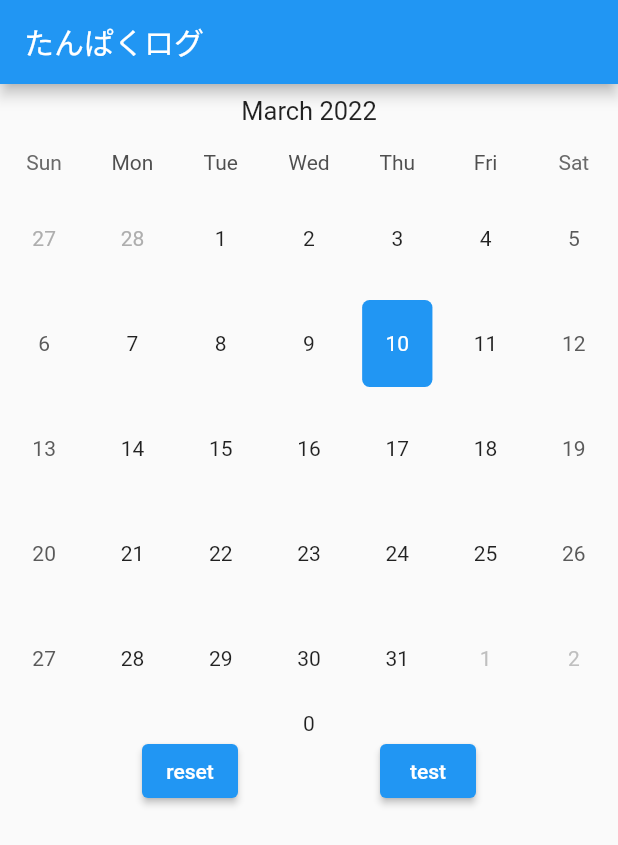
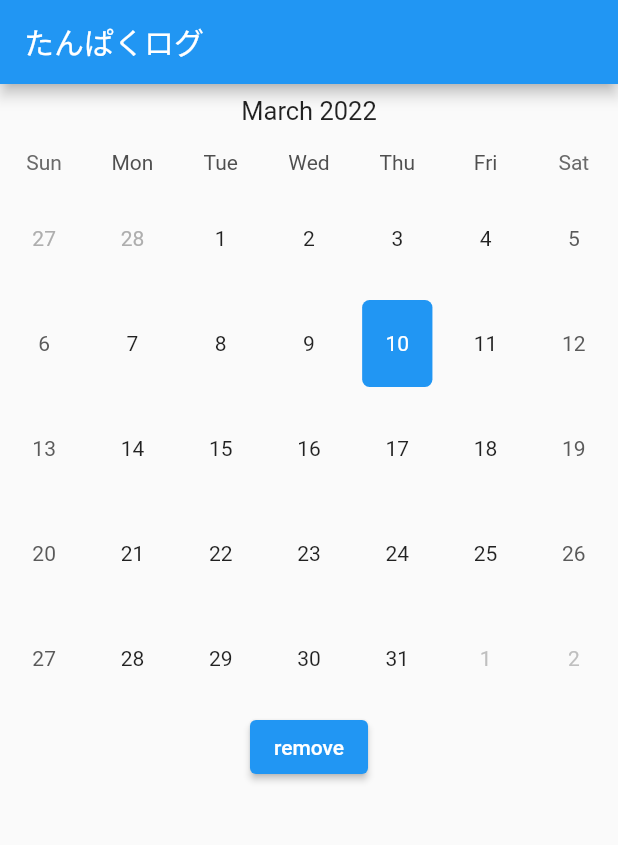
Before and after one commit to ohyeaho/protein_log, a Flutter app: the screen it shows after launch, on a phone screen of 412 x 824 dp. Shown: the top 845 px of the screen. Run offline on Flutter 3.47's test engine with Material 2 defaults, Android fonts, the phone set to English and light mode, and no system bars; drawn by our look-alikes of table_calendar; our stand-ins replace shared_preferences.

Commit message:
code organization

```diff
--- a/lib/calendar.dart
+++ b/lib/calendar.dart
@@ -20,61 +20,18 @@ class _CalendarState extends State<Calendar> {
   DateTime focusedDay = DateTime.now();
   DateTime get lastDayOfMonth =>
       DateTime(now.year, now.month + 1, 1).add(const Duration(days: -1));
-  int _total = 0;
-  // DateTime? eventDate;
-  // List<Event>? eventTotal;
-  // final TextEditingController _eventController = TextEditingController();
+  int total = 0;
 
-  // Map<String, dynamic> encodeMap(Map<DateTime, dynamic> map) {
-  //   Map<String, dynamic> newMap = {};
-  //   map.forEach((key, value) {
-  //     newMap[key.toString()] = map[key];
-  //   });
-  //   return newMap;
-  // }
-
-  // late String encoded = json.encode(encodeMap(selectedEvents!));
-
-  // late String encoded = jsonEncode(encodeMap(selectedEvents!));
-
-  void _totalValue(total) async {
+  void _totalValue(_total) async {
     setState(() {
-      _total = total;
-      // print('total: $total');
-      // selectedEvents![selectedDay] = [Event(total.toString())];
-      // print('selectedEvents: $selectedEvents');
-      // _setValue();
+      total = _total;
+      selectedEvents[selectedDay] = [Event(total.toString())];
+      _setValue();
     });
   }
 
   void _setValue() async {
     final SharedPreferences prefs = await SharedPreferences.getInstance();
-    // prefs.setInt('total', _total);
-
-    // final eventData = json.encode({
-    //   'total': _total,
-    //   'selectedDay': selectedDay.toIso8601String(),
-    // });
-    // await prefs.setString('eventData', eventData);
-
-    // Map<String, dynamic> map = {
-    //   'selectedDay': selectedDay.toIso8601String(),
-    //   'total': selectedEvents![selectedDay]
-    // };
-    // String rawJson = jsonEncode(map);
-    // prefs.setString('selectedEvents', rawJson);
-    // prefs.setStringList('selectedEvents', selectedEvents![selectedDay]);
-
-    // Map<String, dynamic> eventData = {
-    //   selectedDay.toIso8601String(): selectedEvents![selectedDay]
-    // };
-    //
-    // final String eventString = json.encode(eventData);
-    //
-    // print('eventString: $eventString');
-    //
-    // prefs.setString('eventString', eventString);
-
     Map<String, dynamic> encodeMap(Map<DateTime, dynamic> map) {
       Map<String, dynamic> newMap = {};
       map.forEach((key, value) {
@@ -92,17 +49,6 @@ class _CalendarState extends State<Calendar> {
 
   void _getValue() async {
     final SharedPreferences prefs = await SharedPreferences.getInstance();
-    // setState(() {
-    //   _total = prefs.getInt('total') ?? 0;
-    // });
-
-    // final rawJson = prefs.getString('selectedEvents') ?? '';
-    // Map<String, dynamic> map = jsonDecode(rawJson);
-
-    // setState(() {
-    //   final eventData = json.decode(prefs.getString('eventString') ?? '');
-    //   _total = eventData[selectedEvents![selectedDay]] ?? 0;
-    // });
 
     if (!prefs.containsKey('eventString')) {
       return;
@@ -118,14 +64,13 @@ class _CalendarState extends State<Calendar> {
 
     setState(() {
       Map<DateTime, List<dynamic>> newMap = {};
-      // json.decodeでStringをMapへ
       newMap = Map<DateTime, List<dynamic>>.from(
-        // 以下は、実際にはsharedPreferences等を利用し、取得したString値を入れる
         decodeMap(json.decode(prefs.getString('eventString') ?? '')),
       );
-      print('newMap.runtimeType: ${newMap.runtimeType}');
-      print('_getValue newMap: $newMap');
 
+      selectedEvents = newMap;
+
+      ///Map<DateTime, List<Event>>でdecodeできなかったのでコメントアウト
       // String rowJson = prefs.getString('eventString') ?? '';
       // print(rowJson);
       // Map<String, dynamic> map = jsonDecode(rowJson);
@@ -141,8 +86,6 @@ class _CalendarState extends State<Calendar> {
       // });
 
       // print(newMap.cast<DateTime, List<Event>>());
-
-      selectedEvents = newMap;
 
       // print('selectedEvents.runtimeType: ${selectedEvents.runtimeType}');
       // print('_getValue selectedEvents: $selectedEvents');
@@ -191,6 +134,7 @@ class _CalendarState extends State<Calendar> {
     });
   }
 
+  ///shared_preferencesの削除現在は使用してないのでコメントアウト
   void _removeValue() async {
     final SharedPreferences prefs = await SharedPreferences.getInstance();
     prefs.remove('eventString');
@@ -203,24 +147,11 @@ class _CalendarState extends State<Calendar> {
   void initState() {
     super.initState();
     _getValue();
-    _totalValue(_total);
-    // print('selectedEvents: $selectedEvents');
-    // selectedEvents = selectedEvents ??
-    //     {
-    //       // DateTime(now.year, now.month, now.day): [Event(title: '0')]
-    //     };
   }
 
   List<dynamic> _getEventsFromDay(DateTime date) {
-    // print('$date: ${selectedEvents![date]}');
     return selectedEvents[date] ?? [];
   }
-
-  // @override
-  // void dispose() {
-  //   _eventController.dispose();
-  //   super.dispose();
-  // }
 
   @override
   Widget build(BuildContext context) {
@@ -254,10 +185,7 @@ class _CalendarState extends State<Calendar> {
               await Navigator.push(
                 context,
                 MaterialPageRoute(builder: (context) => DayLog(selectDay)),
-              ).then((total) => _totalValue(total));
-              selectedEvents[selectedDay] = [Event(_total.toString())];
-              _setValue();
-              print(focusedDay);
+              ).then((dayTotal) => _totalValue(dayTotal));
             },
             selectedDayPredicate: (DateTime date) {
               return isSameDay(selectedDay, date);
@@ -295,82 +223,18 @@ class _CalendarState extends State<Calendar> {
             calendarBuilders:
                 CalendarBuilders(singleMarkerBuilder: (context, date, event) {
               print('selectedEvents: $selectedEvents');
-              print('--------------------------------------------------------');
               return Padding(
                 padding: const EdgeInsets.all(8.0),
                 child: Center(child: Text('${event}g')),
               );
             }),
           ),
-          // ..._getEventsFromDay(selectedDay).map(
-          //   (Event event) => ListTile(
-          //     title: Text(
-          //       event.title,
-          //     ),
-          //   ),
-          // ),
-          Text(_total.toString()),
-          Row(
-            mainAxisAlignment: MainAxisAlignment.spaceEvenly,
-            children: [
-              ElevatedButton(
-                onPressed: () {
-                  _removeValue();
-                },
-                child: Text('reset'),
-              ),
-              ElevatedButton(
-                onPressed: () {
-                  // print(eventDate);
-                },
-                child: Text('test'),
-              ),
-            ],
-          ),
+          ElevatedButton(
+            onPressed: () => _removeValue(),
+            child: Text('remove'),
+          )
         ],
       ),
-      // floatingActionButton: FloatingActionButton.extended(
-      //   onPressed: () => showDialog(
-      //     context: context,
-      //     builder: (context) => AlertDialog(
-      //       title: Text("Add Event"),
-      //       content: TextFormField(
-      //         controller: _eventController,
-      //       ),
-      //       actions: [
-      //         TextButton(
-      //           child: Text("Cancel"),
-      //           onPressed: () => Navigator.pop(context),
-      //         ),
-      //         TextButton(
-      //           child: Text("Ok"),
-      //           onPressed: () {
-      //             if (_eventController.text.isEmpty) {
-      //             } else {
-      //               if (selectedEvents![selectedDay] != null) {
-      //                 print('hoge');
-      //                 selectedEvents![selectedDay]!.add(
-      //                   Event(title: _eventController.text),
-      //                 );
-      //               } else {
-      //                 print('test');
-      //                 selectedEvents![selectedDay] = [
-      //                   Event(title: _eventController.text)
-      //                 ];
-      //               }
-      //             }
-      //             Navigator.pop(context);
-      //             _eventController.clear();
-      //             setState(() {});
-      //             return;
-      //           },
-      //         ),
-      //       ],
-      //     ),
-      //   ),
-      //   label: Text("Add Event"),
-      //   icon: Icon(Icons.add),
-      // ),
     );
   }
 }
--- a/lib/event.dart
+++ b/lib/event.dart
@@ -7,5 +7,5 @@ class Event {
 
   String toString() => title;
 
-  Event.fromJson(Map<String, dynamic> json) : title = json['title'];
+  // Event.fromJson(Map<String, dynamic> json) : title = json['title'];
 }
--- a/lib/selected_events.dart
+++ b/lib/selected_events.dart
@@ -1,26 +1,27 @@
-import 'event.dart';
-
-class SelectedEvents {
-  DateTime dateTime;
-  List<Event> event;
-
-  SelectedEvents(this.dateTime, this.event);
-
-  SelectedEvents.fromJson(Map<String, dynamic> json)
-      : dateTime = DateTime.parse(json['dateTime']),
-        event = List<Event>.from(json['event'].map((e) => Event.fromJson(e)));
-
-  Map<String, dynamic> toJson() => {
-        'dateTime': dateTime.toIso8601String(),
-        'event': event,
-      };
-
-  // SelectedEvents.fromJson(Map<DateTime, dynamic> json)
-  //     : dateTime = json['dateTime'],
-  //       event = json['event'];
-  //
-  // Map<String, dynamic> toJson() => {
-  //       'dateTime': dateTime,
-  //       'event': event,
-  //     };
-}
+///Map<DateTime, List<Event>>でdecodeできなかったのでコメントアウト
+// import 'event.dart';
+//
+// class SelectedEvents {
+//   DateTime dateTime;
+//   List<Event> event;
+//
+//   SelectedEvents(this.dateTime, this.event);
+//
+//   SelectedEvents.fromJson(Map<String, dynamic> json)
+//       : dateTime = DateTime.parse(json['dateTime']),
+//         event = List<Event>.from(json['event'].map((e) => Event.fromJson(e)));
+//
+//   Map<String, dynamic> toJson() => {
+//         'dateTime': dateTime.toIso8601String(),
+//         'event': event,
+//       };
+//
+//   // SelectedEvents.fromJson(Map<DateTime, dynamic> json)
+//   //     : dateTime = json['dateTime'],
+//   //       event = json['event'];
+//   //
+//   // Map<String, dynamic> toJson() => {
+//   //       'dateTime': dateTime,
+//   //       'event': event,
+//   //     };
+// }
```
Also changed, not shown: lib/day_log.dart (+0 -7 lines).
